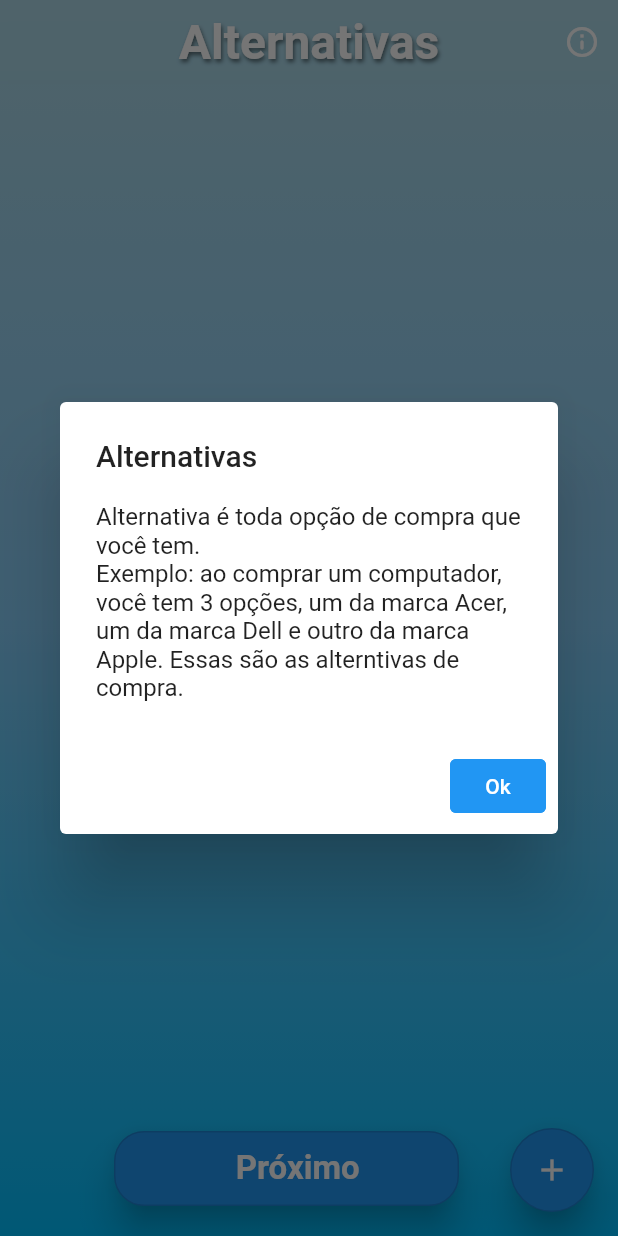
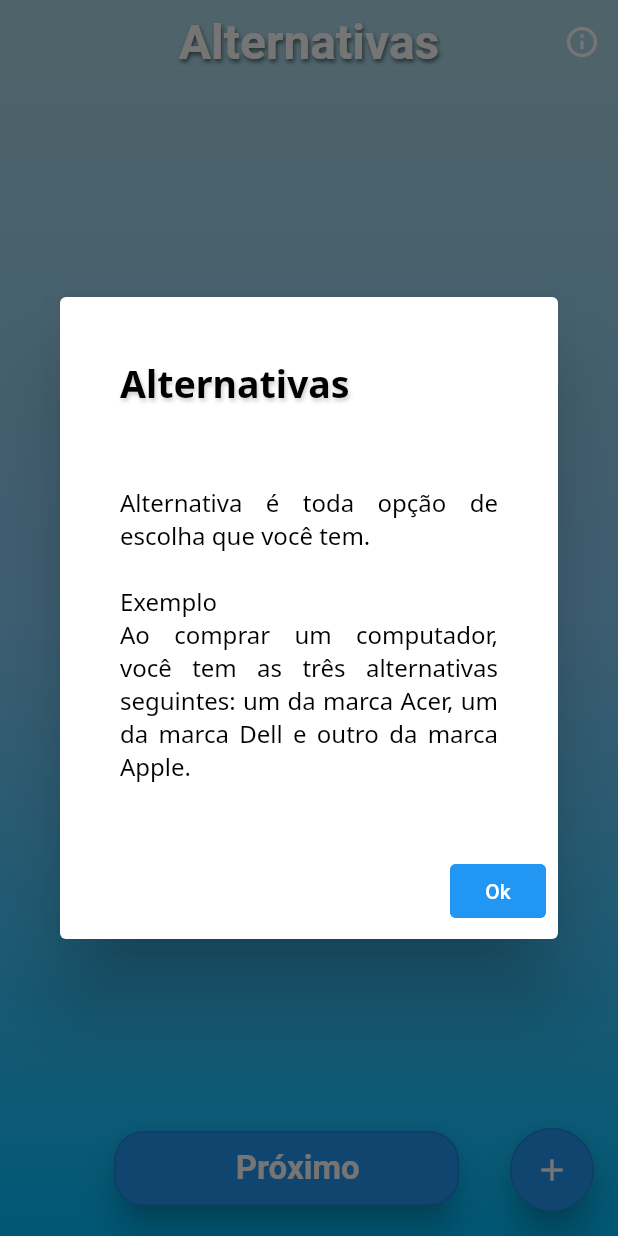
Before and after one commit to wesley-marcos/fetinTest, a Flutter app: the screen it shows after launch, after a tap on the "info outline" icon, on a phone screen of 412 x 824 dp. Run offline on Flutter 3.47's test engine with Material 2 defaults, Android fonts, the phone set to English and light mode, and no system bars; our stand-ins replace google_fonts; missing offline and left inert: dart:ffi.

```diff
--- a/lib/alternatives_input.dart
+++ b/lib/alternatives_input.dart
@@ -1,6 +1,7 @@
 import 'dart:ui';
 
 import 'package:flutter/material.dart';
+import 'package:hash_test/basic_templates/app_text_styles.dart';
 import 'package:hash_test/home.dart';
 import 'package:provider/provider.dart';
 
@@ -35,14 +36,22 @@ class _InputAlternativesState extends State<InputAlternatives> {
               showDialog(
                 context: context,
                 builder: (context) => AlertDialog(
-                  title: const Text("Alternativas"),
-                  content:
-                      const Text("Alternativa é toda opção de compra que você "
-                          "tem.\n"
-                          "Exemplo: ao comprar um computador, você tem "
-                          "3 opções, um da marca Acer, um da marca "
-                          "Dell e outro da marca Apple. Essas são as "
-                          "alterntivas de compra."),
+                  title: Padding(
+                    padding: const EdgeInsets.all(16.0),
+                    child: Text("Alternativas", style: AppTextStyles.title3),
+                  ),
+                  content: Padding(
+                    padding: const EdgeInsets.all(16.0),
+                    child: Text(
+                        "Alternativa é toda opção de escolha que você "
+                        "tem.\n\n"
+                        "Exemplo\nAo comprar um computador, você tem "
+                        "as três alternativas seguintes: um da marca Acer, "
+                        "um da marca "
+                        "Dell e outro da marca Apple.",
+                        textAlign: TextAlign.justify,
+                        style: AppTextStyles.heading16_nBold),
+                  ),
                   actions: [
                     OutlinedButton(
                       style: ButtonStyle(
@@ -179,9 +188,19 @@ class _InputAlternativesState extends State<InputAlternatives> {
                           showDialog(
                             context: context,
                             builder: (context) => AlertDialog(
-                              title: const Text("Aviso"),
-                              content: const Text(
-                                  "Adicione pelo menos 2 alternativas antes de prosseguir."),
+                              title: Padding(
+                                padding: const EdgeInsets.all(16.0),
+                                child: Text("Aviso", style: AppTextStyles.title3),
+                              ),
+                              content: Padding(
+                                padding: const EdgeInsets.all(16.0),
+                                child: Text(
+                                    "Adicione pelo menos 2 alternativas antes "
+                                        "de "
+                                        "prosseguir.",
+                                    textAlign: TextAlign.justify,
+                                    style: AppTextStyles.heading16_nBold),
+                              ),
                               actions: [
                                 OutlinedButton(
                                   onPressed: () => Navigator.pop(context),
@@ -236,7 +255,7 @@ class _InputAlternativesState extends State<InputAlternatives> {
           createInputAlt(context);
           increment();
         },
-        tooltip: 'Add Criterion',
+        tooltip: 'Add Alternative',
         shape: RoundedRectangleBorder(
           // Define a forma do botão
           borderRadius:
--- a/lib/basic_templates/appColors.dart
+++ b/lib/basic_templates/appColors.dart
@@ -9,7 +9,7 @@ class AppColors {
   static const Color border = Color(0xFFE1E1E6);
   static const Color darkBlue = Color(0xff2193b0);
   static const Color white = Color(0xFFFFFFFF);
-  static const Color black = Color(0xFF514766);
+  static const Color naosei = Color(0xFF514766);
   static const Color grey = Color(0xFF6E6680);
   static const Color ciano = Color(0xFF00FFFF);
   static const Color turquesa = Color(0xFF40E0D0);
--- a/lib/basic_templates/app_text_styles.dart
+++ b/lib/basic_templates/app_text_styles.dart
@@ -2,33 +2,33 @@ import 'package:flutter/material.dart';
 import 'package:google_fonts/google_fonts.dart';
 import 'appColors.dart';
 
-class AppTextStyles{
-
+class AppTextStyles {
   // Style para a frase da tela de login
   static final TextStyle text1 = GoogleFonts.notoSans(
-    color: Colors.black,
-    fontSize: 20,
-    fontWeight: FontWeight.w400
-  );
+      color: Colors.black, fontSize: 20, fontWeight: FontWeight.w400);
 
   // Style para o botão de "Sign Up"
   static final TextStyle signup_text = GoogleFonts.notoSans(
-      color: Colors.black,
-      fontSize: 21,
-      fontWeight: FontWeight.bold
-  );
+      color: Colors.black, fontSize: 21, fontWeight: FontWeight.bold);
 
   // Style para os títulos
   static final TextStyle title = GoogleFonts.notoSans(
-      color: Colors.black,
-      fontSize: 40,
-      fontWeight: FontWeight.bold
-  );
+      color: Colors.black, fontSize: 40, fontWeight: FontWeight.bold);
 
   static final TextStyle title2 = GoogleFonts.notoSans(
-      color: Colors.black,
-      fontSize: 35,
-      fontWeight: FontWeight.bold
+      color: Colors.black, fontSize: 35, fontWeight: FontWeight.bold);
+
+  static final TextStyle title3 = GoogleFonts.notoSans(
+    color: Colors.black,
+    fontSize: 25,
+    fontWeight: FontWeight.bold,
+    shadows: [
+      Shadow(
+        color: Colors.grey.withOpacity(0.5),
+        offset: const Offset(1, 2),
+        blurRadius: 3,
+      )
+    ],
   );
 
   static final TextStyle heading15 = GoogleFonts.notoSans(
@@ -37,10 +37,21 @@ class AppTextStyles{
     fontWeight: FontWeight.w600,
   );
 
+  static final TextStyle heading15Nbold = GoogleFonts.notoSans(
+    color: Colors.black,
+    fontSize: 15,
+    fontWeight: FontWeight.w500,
+  );
+
   static final TextStyle heading16 = GoogleFonts.notoSans(
     color: Colors.black,
+    fontSize: 18,
+    fontWeight: FontWeight.w600,
+  );
+
+  static final TextStyle heading16_nBold = GoogleFonts.notoSans(
+    color: Colors.black,
     fontSize: 16,
-    fontWeight: FontWeight.w600,
   );
 
   static final TextStyle bodyWhite = GoogleFonts.notoSans(
@@ -52,12 +63,6 @@ class AppTextStyles{
   static final TextStyle bodybold18 = GoogleFonts.notoSans(
     color: AppColors.white,
     fontSize: 18,
-    fontWeight: FontWeight.bold,
-  );
-
-  static final TextStyle bodybold18Black = GoogleFonts.notoSans(
-    color: AppColors.black,
-    fontSize: 20,
     fontWeight: FontWeight.bold,
   );
 
@@ -74,10 +79,8 @@ class AppTextStyles{
   );
 
   static final TextStyle body20 = GoogleFonts.notoSans(
-    color: AppColors.grey,
-    fontSize: 20,
-    fontWeight: FontWeight.normal,
+    color: Colors.black,
+    fontSize: 22,
+    fontWeight: FontWeight.bold,
   );
-
-
 }
```
Also changed, not shown: lib/home.dart (+152 -70 lines).
